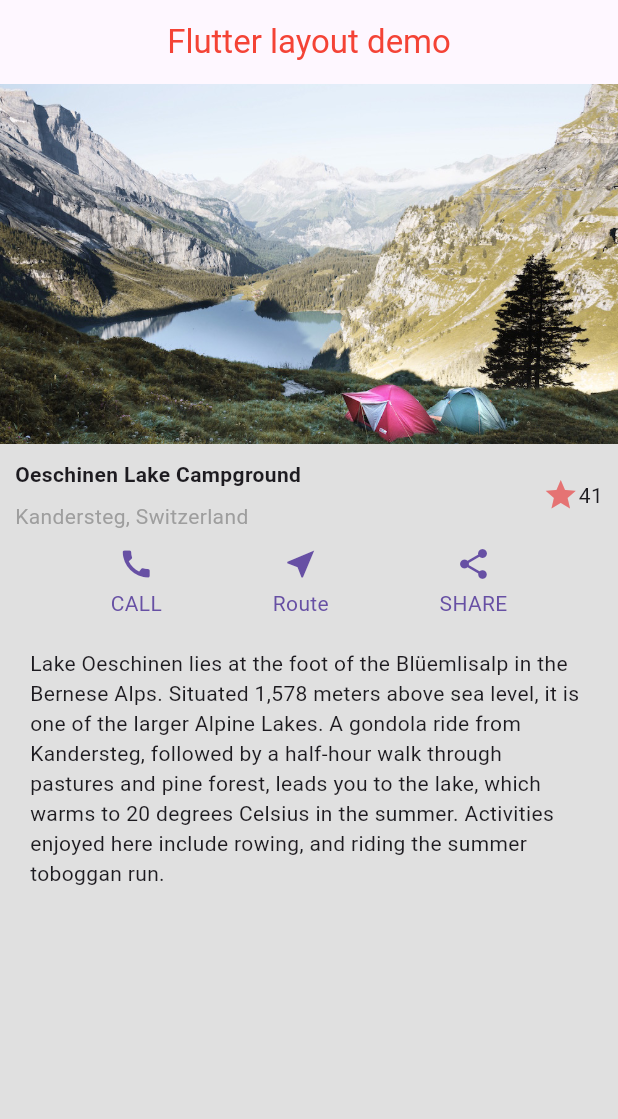
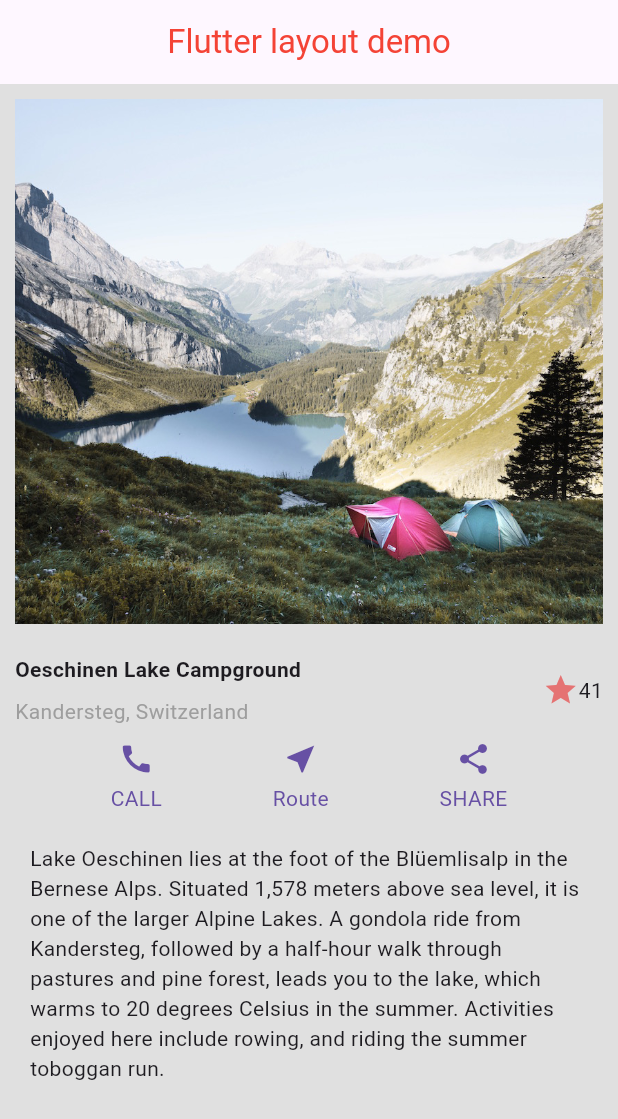
Before and after one commit to Majok-Bol/layout_demo, a Flutter app: the screen it shows after launch, on a phone screen of 412 x 824 dp. Shown: the top 1119 px of the screen. Run offline on Flutter 3.47's test engine with Material 3 defaults, Android fonts, the phone set to English and light mode, and no system bars.

Commit message:
added padding on image widget

```diff
--- a/lib/main.dart
+++ b/lib/main.dart
@@ -93,7 +93,7 @@ class ImageSection extends StatelessWidget{
   final String image;
   @override
   Widget build(BuildContext context){
-    return Image.asset(image,width: 600,height: 240,fit: BoxFit.cover,);
+    return Padding(padding: EdgeInsets.all(10),child: Image.asset(image,width: 600,height: 350,fit: BoxFit.cover,));
   }
 }
 //button with text class widget
```
